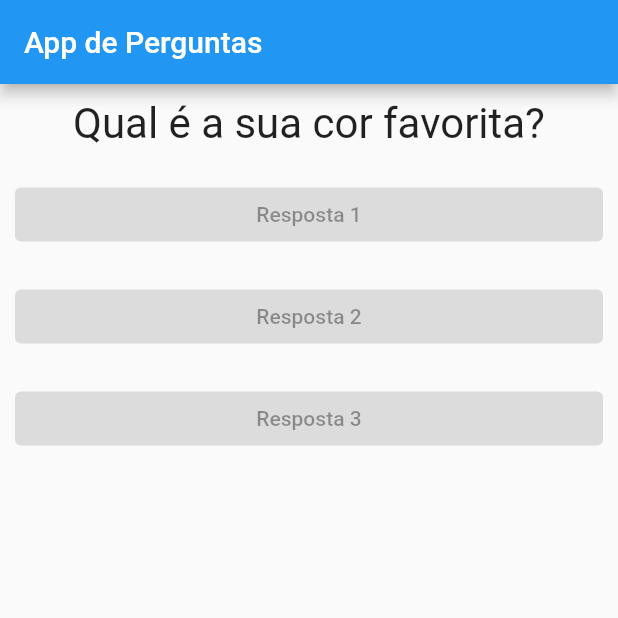
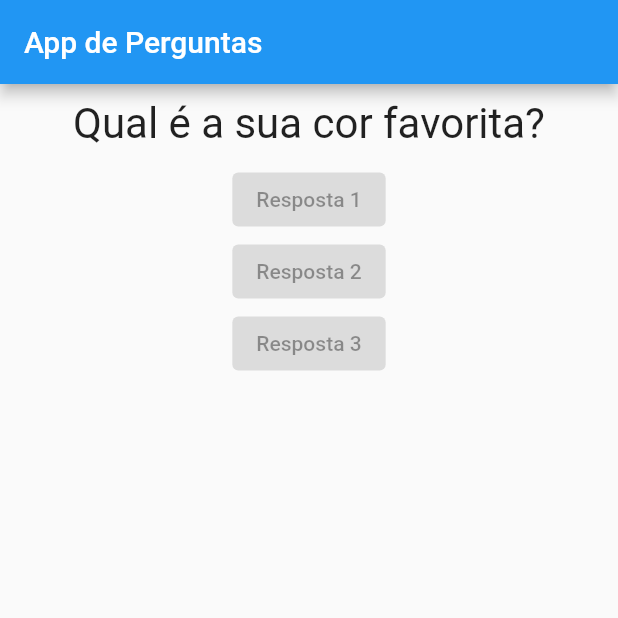
Before and after one commit to CharlesEdu07/QuestionsApp, a Flutter app: the screen it shows after launch, on a phone screen of 412 x 824 dp, the top half of it. Run offline on Flutter 3.47's test engine with Material 2 defaults, Android fonts, the phone set to English and light mode, and no system bars.

Commit message:
Corrigindo widget de resposta

```diff
--- a/lib/answer.dart
+++ b/lib/answer.dart
@@ -7,13 +7,9 @@ class Answer extends StatelessWidget {
 
   @override
   Widget build(BuildContext context) {
-    return Container(
-      width: double.infinity,
-      margin: EdgeInsets.all(10),
-      child: ElevatedButton(
-        child: Text(text),
-        onPressed: null,
-      ),
+    return ElevatedButton(
+      onPressed: null,
+      child: Text(text),
     );
   }
 }
```
